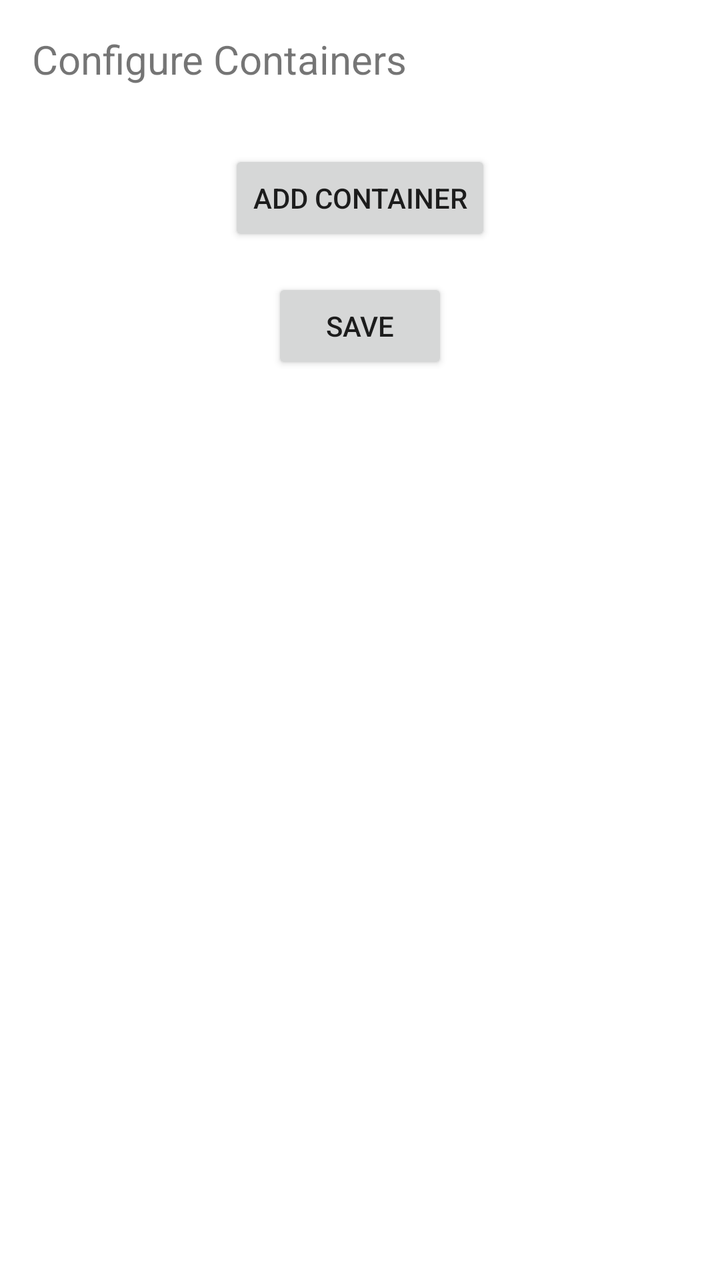
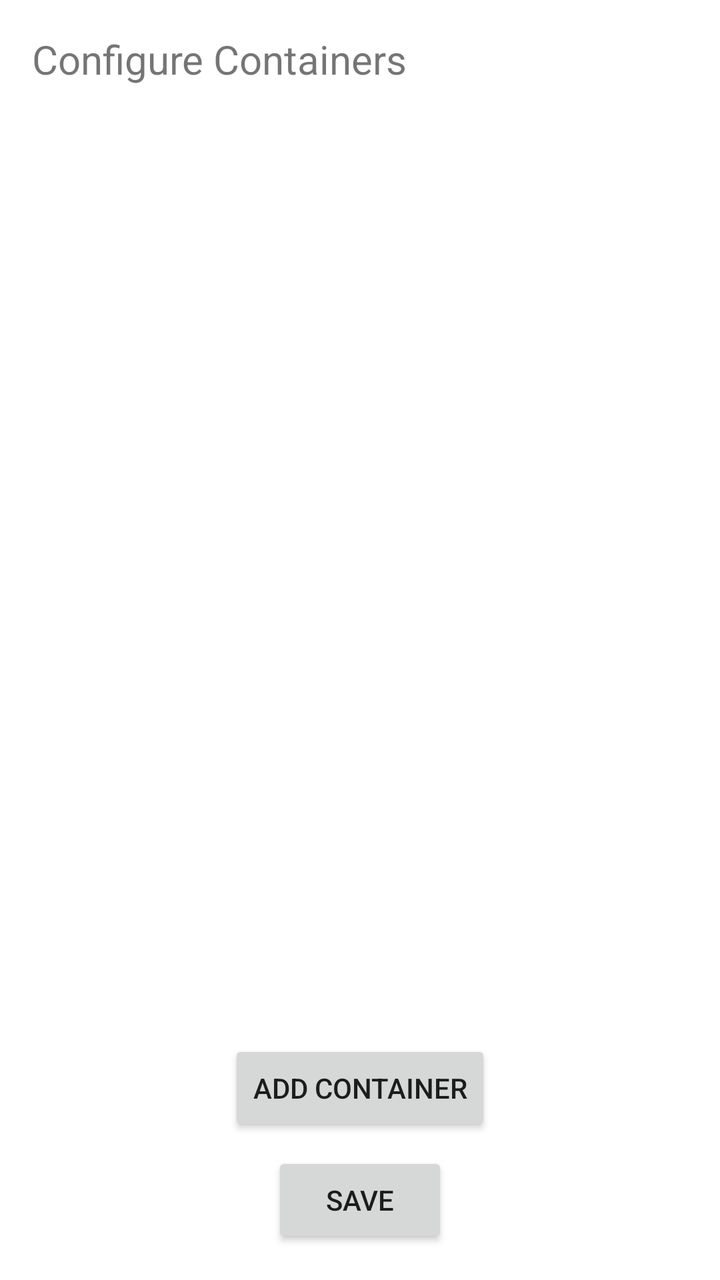

Before-and-after screenshots of an Android layout around one commit, followed by the original layout XML and the change that was made.
<!-- AndroidManifest.xml: application theme Theme.WaterManager -->
<!-- res/layout/fragment_settings.xml -->
<?xml version="1.0" encoding="utf-8"?>
<ScrollView xmlns:android="http://schemas.android.com/apk/res/android"
    android:layout_width="match_parent"
    android:layout_height="match_parent">

    <LinearLayout
        android:layout_width="match_parent"
        android:layout_height="wrap_content"
        android:orientation="vertical"
        android:padding="16dp">

        <TextView
            android:layout_width="wrap_content"
            android:layout_height="wrap_content"
            android:text="Configure Containers"
            android:textSize="20sp"
            android:layout_marginBottom="16dp"/>

        <LinearLayout
            android:id="@+id/container_list"
            android:layout_width="match_parent"
            android:layout_height="wrap_content"
            android:orientation="vertical"/>

        <Button
            android:id="@+id/add_container_button"
            android:layout_width="wrap_content"
            android:layout_height="wrap_content"
            android:text="Add Container"
            android:layout_gravity="center_horizontal"
            android:layout_marginTop="16dp"/>

        <Button
            android:id="@+id/save_button"
            android:layout_width="wrap_content"
            android:layout_height="wrap_content"
            android:text="Save"
            android:layout_gravity="center_horizontal"
            android:layout_marginTop="16dp"/>

    </LinearLayout>
</ScrollView>
<!-- resources referenced by this layout -->
<resources>
  <style name="Theme.WaterManager" parent="Theme.MaterialComponents.DayNight.NoActionBar">
          
          <item name="colorPrimary">@color/purple_500</item>
          <item name="colorPrimaryVariant">@color/purple_700</item>
          <item name="colorOnPrimary">@color/white</item>
          
          <item name="colorSecondary">@color/teal_200</item>
          <item name="colorSecondaryVariant">@color/teal_700</item>
          <item name="colorOnSecondary">@color/black</item>
          
          <item name="android:statusBarColor">?attr/colorPrimaryVariant</item>
          
          <item name="windowActionBar">false</item>
          <item name="windowNoTitle">true</item>
      </style>
  <color name="purple_500">#FF6200EE</color>
  <color name="purple_700">#FF3700B3</color>
  <color name="white">#FFFFFFFF</color>
  <color name="teal_200">#FF03DAC5</color>
  <color name="teal_700">#FF018786</color>
  <color name="black">#FF000000</color>
</resources>

<!-- the commit's change to res/layout/fragment_settings.xml (unified diff, before → after) -->
@@ -1,42 +1,84 @@
 <?xml version="1.0" encoding="utf-8"?>
-<ScrollView xmlns:android="http://schemas.android.com/apk/res/android"
+<androidx.constraintlayout.widget.ConstraintLayout xmlns:android="http://schemas.android.com/apk/res/android"
+    xmlns:app="http://schemas.android.com/apk/res-auto"
+    xmlns:tools="http://schemas.android.com/tools"
     android:layout_width="match_parent"
-    android:layout_height="match_parent">
+    android:layout_height="match_parent"
+    tools:context=".SettingsFragment">
 
-    <LinearLayout
-        android:layout_width="match_parent"
+    <TextView
+        android:id="@+id/title_text"
+        android:layout_width="0dp"
         android:layout_height="wrap_content"
-        android:orientation="vertical"
-        android:padding="16dp">
+        android:text="Configure Containers"
+        android:textSize="20sp"
+        android:padding="16dp"
+        app:layout_constraintTop_toTopOf="parent"
+        app:layout_constraintStart_toStartOf="parent"
+        app:layout_constraintEnd_toEndOf="parent"/>
 
-        <TextView
-            android:layout_width="wrap_content"
-            android:layout_height="wrap_content"
-            android:text="Configure Containers"
-            android:textSize="20sp"
-            android:layout_marginBottom="16dp"/>
+    <androidx.recyclerview.widget.RecyclerView
+        android:id="@+id/container_recycler_view"
+        android:layout_width="0dp"
+        android:layout_height="0dp"
+        android:paddingHorizontal="16dp"
+        app:layoutManager="androidx.recyclerview.widget.LinearLayoutManager"
+        app:layout_constraintTop_toBottomOf="@id/title_text"
+        app:layout_constraintBottom_toTopOf="@id/add_container_button"
+        app:layout_constraintStart_toStartOf="parent"
+        app:layout_constraintEnd_toEndOf="parent"
+        tools:listitem="@layout/container_item" />
 
-        <LinearLayout
-            android:id="@+id/container_list"
-            android:layout_width="match_parent"
-            android:layout_height="wrap_content"
-            android:orientation="vertical"/>
+    <Button
+        android:id="@+id/add_container_button"
+        android:layout_width="wrap_content"
+        android:layout_height="wrap_content"
+        android:text="Add Container"
+        android:layout_marginBottom="8dp"
+        app:layout_constraintBottom_toTopOf="@id/save_button"
+        app:layout_constraintStart_toStartOf="parent"
+        app:layout_constraintEnd_toEndOf="parent"/>
 
-        <Button
-            android:id="@+id/add_container_button"
-            android:layout_width="wrap_content"
-            android:layout_height="wrap_content"
-            android:text="Add Container"
-            android:layout_gravity="center_horizontal"
-            android:layout_marginTop="16dp"/>
+    <Button
+        android:id="@+id/save_button"
+        android:layout_width="wrap_content"
+        android:layout_height="wrap_content"
+        android:text="Save"
+        android:layout_marginBottom="16dp"
+        app:layout_constraintBottom_toBottomOf="parent"
+        app:layout_constraintStart_toStartOf="parent"
+        app:layout_constraintEnd_toEndOf="parent"/>
 
-        <Button
-            android:id="@+id/save_button"
-            android:layout_width="wrap_content"
-            android:layout_height="wrap_content"
-            android:text="Save"
-            android:layout_gravity="center_horizontal"
-            android:layout_marginTop="16dp"/>
+</androidx.constraintlayout.widget.ConstraintLayout>
+<!-- res/layout/container_item.xml (included above) -->
+<?xml version="1.0" encoding="utf-8"?>
+<LinearLayout xmlns:android="http://schemas.android.com/apk/res/android"
+    android:layout_width="match_parent"
+    android:layout_height="wrap_content"
+    android:orientation="horizontal"
+    android:paddingTop="8dp"
+    android:paddingBottom="8dp">
 
-    </LinearLayout>
-</ScrollView>
+    <EditText
+        android:id="@+id/container_name_input"
+        android:layout_width="0dp"
+        android:layout_height="wrap_content"
+        android:layout_weight="1"
+        android:hint="Name"
+        android:inputType="text"/>
+
+    <EditText
+        android:id="@+id/container_size_input"
+        android:layout_width="wrap_content"
+        android:layout_height="wrap_content"
+        android:hint="Size (ml)"
+        android:inputType="number"
+        android:layout_marginStart="8dp"/>
+
+    <Button
+        android:id="@+id/remove_container_button"
+        android:layout_width="wrap_content"
+        android:layout_height="wrap_content"
+        android:text="Remove"
+        android:layout_marginStart="8dp"/>
+</LinearLayout>
